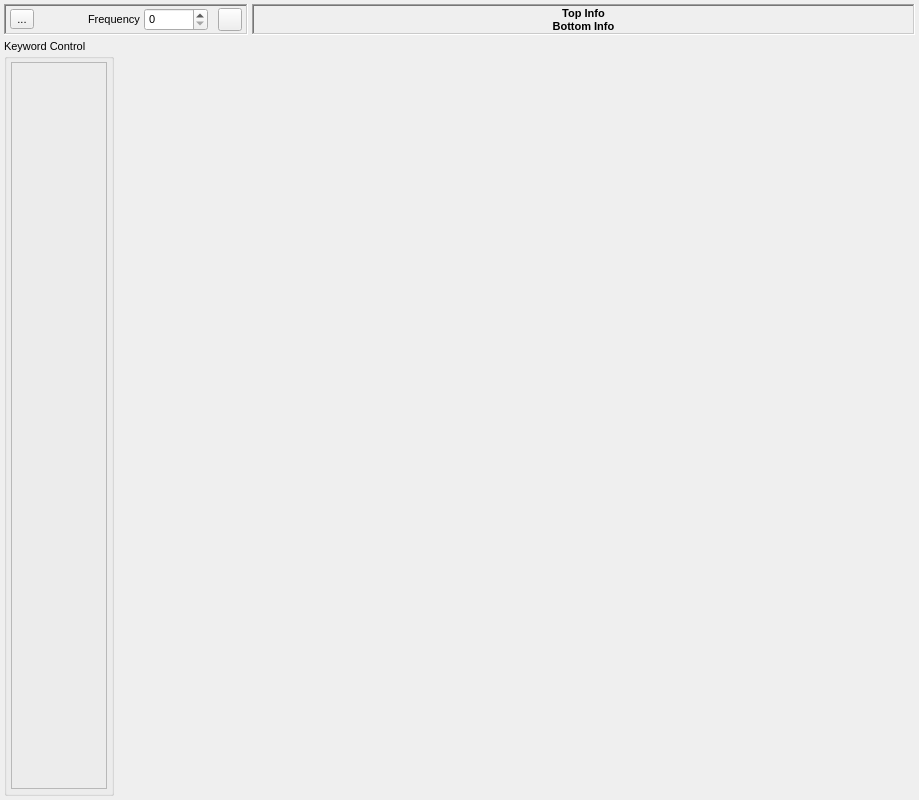
Old version of the form src/gui/moduletab.ui in the repository disorderedmaterials/dissolve.
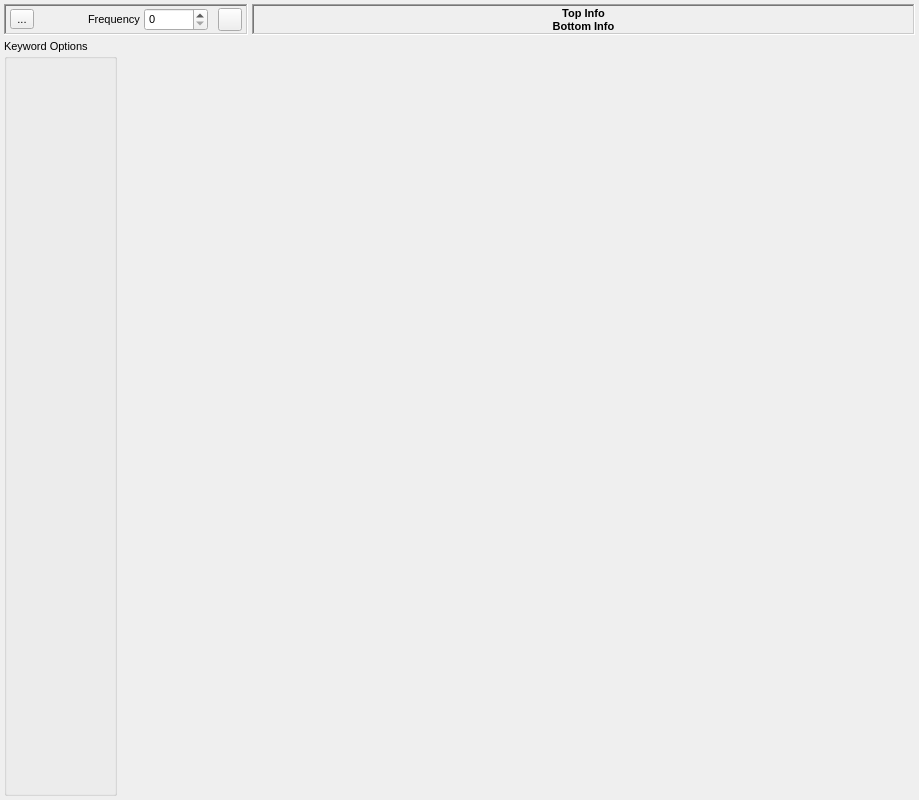
New version of the form. Icons and pictures are not drawn. Custom widgets are drawn as their Qt base class.

Commit message: ModuleKeywordsWidget now derives from QWidget rather than QFrame. Adjusted layouts in FlowBlock and ModuleTab.

The edit to the form file:
```diff
--- a/src/gui/moduletab.ui
+++ b/src/gui/moduletab.ui
@@ -290,39 +290,26 @@
         </font>
        </property>
        <property name="title">
-        <string>Keyword Control</string>
+        <string>Keyword Options</string>
        </property>
        <layout class="QVBoxLayout" name="verticalLayout">
         <property name="spacing">
-         <number>4</number>
+         <number>0</number>
         </property>
         <property name="leftMargin">
-         <number>4</number>
+         <number>0</number>
         </property>
         <property name="topMargin">
-         <number>4</number>
+         <number>0</number>
         </property>
         <property name="rightMargin">
-         <number>4</number>
+         <number>0</number>
         </property>
         <property name="bottomMargin">
-         <number>4</number>
+         <number>0</number>
         </property>
         <item>
-         <widget class="ModuleKeywordsWidget" name="KeywordsFrame">
-          <property name="sizePolicy">
-           <sizepolicy hsizetype="Minimum" vsizetype="Expanding">
-            <horstretch>0</horstretch>
-            <verstretch>0</verstretch>
-           </sizepolicy>
-          </property>
-          <property name="frameShape">
-           <enum>QFrame::StyledPanel</enum>
-          </property>
-          <property name="frameShadow">
-           <enum>QFrame::Sunken</enum>
-          </property>
-         </widget>
+         <widget class="ModuleKeywordsWidget" name="KeywordsWidget" native="true"/>
         </item>
        </layout>
       </widget>
@@ -349,7 +336,7 @@
  <customwidgets>
   <customwidget>
    <class>ModuleKeywordsWidget</class>
-   <extends>QFrame</extends>
+   <extends>QWidget</extends>
    <header>gui/modulekeywordswidget.h</header>
    <container>1</container>
   </customwidget>
```
The commit also changes 6 other files.
